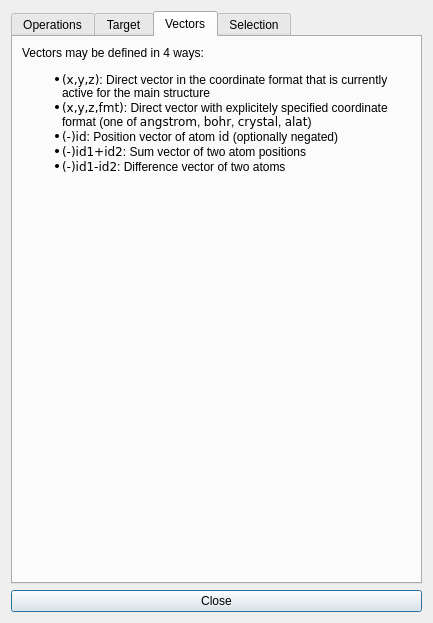
First picture: the form in vipster/qt/toolwidgets/scripthelp.ui, repository sgsaenger/vipster, before the edit.
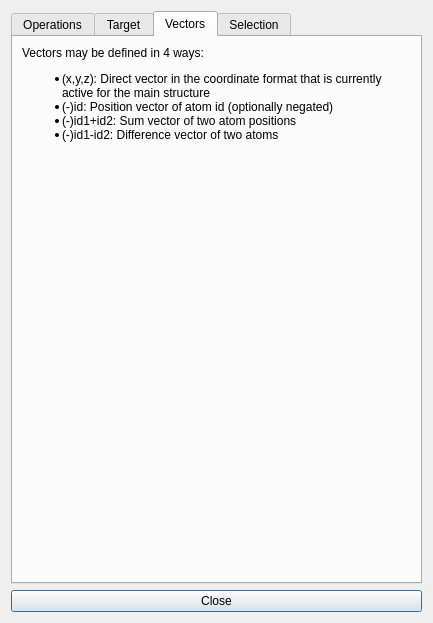
Second picture: the form after the edit. The open tabs and pages were chosen to show the change.

Commit message:
remove fmt-support in pos-selection and script-vectors
selection can already operate on a formatter,
script shall introduce explicit format support for all operations down
the line

```diff
--- a/vipster/qt/toolwidgets/scripthelp.ui
+++ b/vipster/qt/toolwidgets/scripthelp.ui
@@ -111,16 +111,7 @@
        <item>
         <widget class="QLabel" name="label_3">
          <property name="text">
-          <string>&lt;html&gt;&lt;head/&gt;&lt;body&gt;
-&lt;p&gt;Vectors may be defined in 4 ways:&lt;/p&gt;
-&lt;ul&gt;
-&lt;li&gt;&lt;tt&gt;(x,y,z)&lt;/tt&gt;: Direct vector in the coordinate format that is currently active for the main structure&lt;/li&gt;
-&lt;li&gt;&lt;tt&gt;(x,y,z,fmt)&lt;/tt&gt;: Direct vector with explicitely specified coordinate format (one of &lt;tt&gt;angstrom&lt;/tt&gt;, &lt;tt&gt;bohr&lt;/tt&gt;, &lt;tt&gt;crystal&lt;/tt&gt;, &lt;tt&gt;alat&lt;/tt&gt;)&lt;/li&gt;
-&lt;li&gt;&lt;tt&gt;(-)id&lt;/tt&gt;: Position vector of atom &lt;tt&gt;id&lt;/tt&gt; (optionally negated)&lt;/li&gt;
-&lt;li&gt;&lt;tt&gt;(-)id1+id2&lt;/tt&gt;: Sum vector of two atom positions&lt;/li&gt;
-&lt;li&gt;&lt;tt&gt;(-)id1-id2&lt;/tt&gt;: Difference vector of two atoms&lt;/li&gt;
-&lt;/ul&gt;
-&lt;/body&gt;&lt;/html&gt;</string>
+          <string>&lt;html&gt;&lt;head/&gt;&lt;body&gt;&lt;p&gt;Vectors may be defined in 4 ways:&lt;/p&gt;&lt;ul style=&quot;margin-top: 0px; margin-bottom: 0px; margin-left: 0px; margin-right: 0px; -qt-list-indent: 1;&quot;&gt;&lt;li style=&quot; margin-top:12px; margin-bottom:0px; margin-left:0px; margin-right:0px; -qt-block-indent:0; text-indent:0px;&quot;&gt;&lt;span style=&quot; font-family:'Hack';&quot;&gt;(x,y,z)&lt;/span&gt;: Direct vector in the coordinate format that is currently active for the main structure&lt;/li&gt;&lt;li style=&quot; margin-top:0px; margin-bottom:0px; margin-left:0px; margin-right:0px; -qt-block-indent:0; text-indent:0px;&quot;&gt;&lt;span style=&quot; font-family:'Hack';&quot;&gt;(-)id&lt;/span&gt;: Position vector of atom &lt;span style=&quot; font-family:'Hack';&quot;&gt;id&lt;/span&gt; (optionally negated)&lt;/li&gt;&lt;li style=&quot; margin-top:0px; margin-bottom:0px; margin-left:0px; margin-right:0px; -qt-block-indent:0; text-indent:0px;&quot;&gt;&lt;span style=&quot; font-family:'Hack';&quot;&gt;(-)id1+id2&lt;/span&gt;: Sum vector of two atom positions&lt;/li&gt;&lt;li style=&quot; margin-top:0px; margin-bottom:12px; margin-left:0px; margin-right:0px; -qt-block-indent:0; text-indent:0px;&quot;&gt;&lt;span style=&quot; font-family:'Hack';&quot;&gt;(-)id1-id2&lt;/span&gt;: Difference vector of two atoms&lt;/li&gt;&lt;/ul&gt;&lt;/body&gt;&lt;/html&gt;</string>
          </property>
          <property name="wordWrap">
           <bool>true</bool>
```
Left out of the diff: 2 changed lines with no effect on the pictures. The commit also changes 4 other files.
